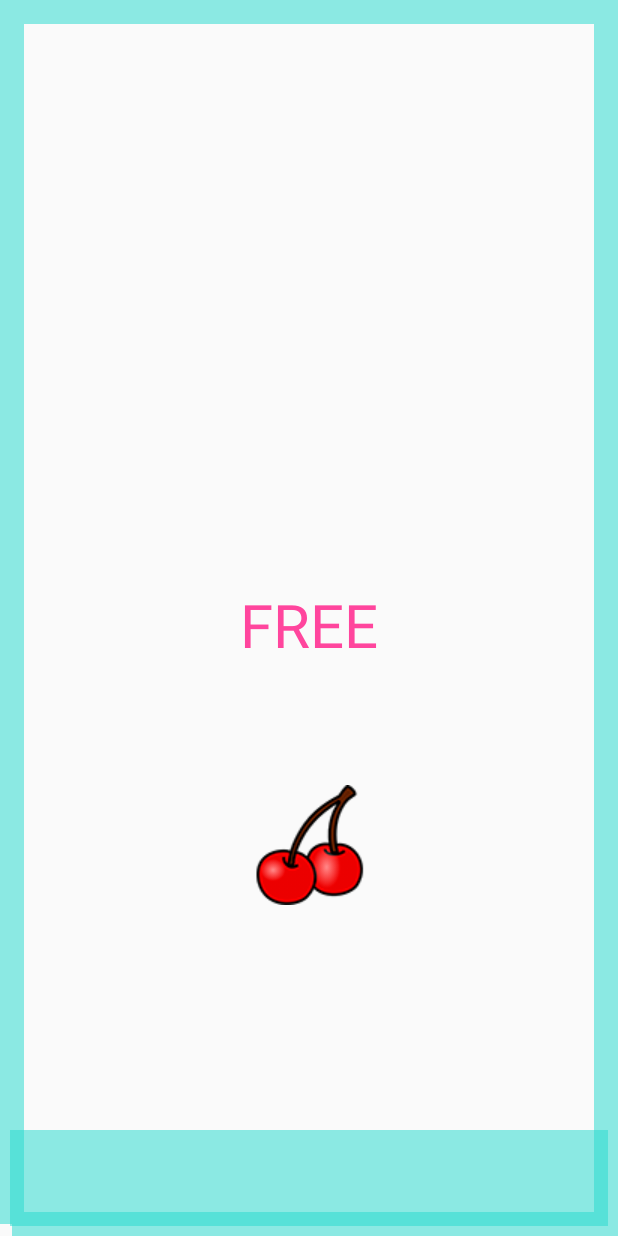
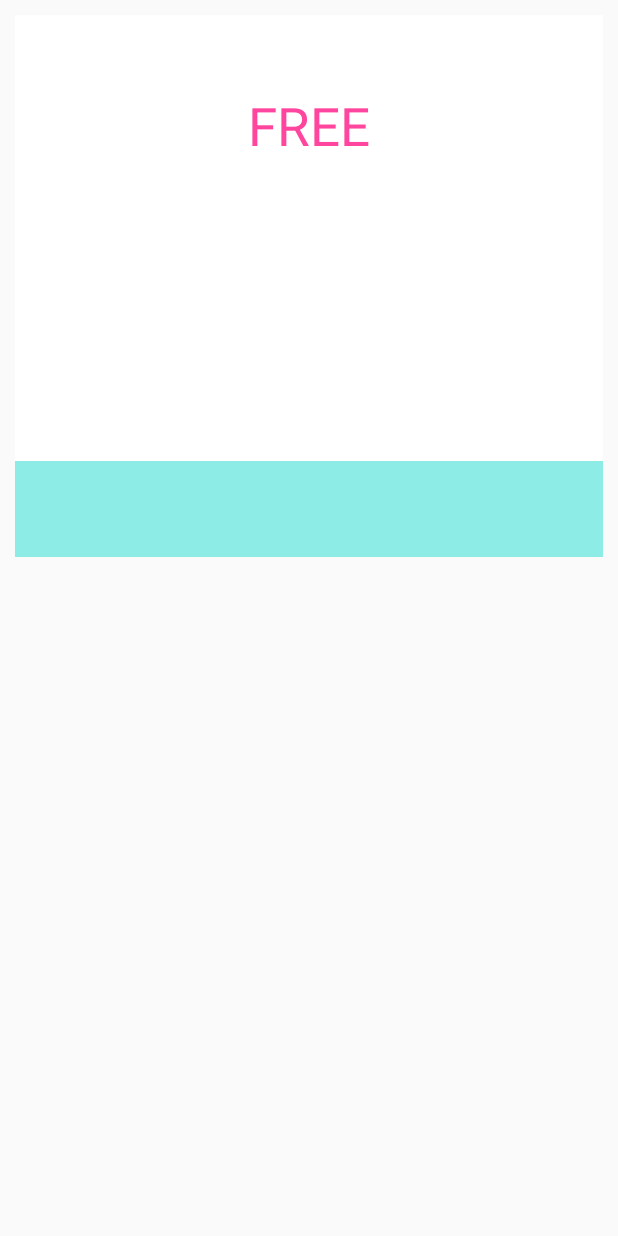
Before and after one commit to aachaerandio/slotMachine, an Android app: the layout fragment_claim_dialog.xml on its own in the app's theme, with its tools: preview values and no code run, on a phone screen of 412 x 824 dp. Run offline under Robolectric (Android 15) with nearby library versions, the phone set to English and light mode, and no system bars.

Commit message:
fixing dialog

```diff
--- a/app/src/main/res/layout/fragment_claim_dialog.xml
+++ b/app/src/main/res/layout/fragment_claim_dialog.xml
@@ -1,25 +1,44 @@
 <FrameLayout xmlns:android="http://schemas.android.com/apk/res/android"
     xmlns:tools="http://schemas.android.com/tools"
     android:layout_width="match_parent"
-    android:layout_height="match_parent"
-    tools:context="com.aachaerandio.slotmachine.ClaimDialogFragment"
-    android:background="@drawable/border">
+    android:layout_height="wrap_content"
+    tools:context="com.aachaerandio.slotmachine.ClaimDialogFragment">
 
     <LinearLayout
         android:layout_width="match_parent"
         android:layout_height="wrap_content"
         android:orientation="vertical"
-        android:layout_gravity="bottom">
+        android:layout_gravity="center_vertical"
+        android:background="@android:color/white"
+        android:layout_margin="10dp">
 
-        <TextView
-            android:layout_width="wrap_content"
+        <LinearLayout
+            android:layout_width="match_parent"
             android:layout_height="wrap_content"
-            android:text="FREE"
-            android:textSize="40sp"
-            android:textColor="@color/pink"
-            android:id="@+id/textView"
-            android:layout_margin="30dp"
-            android:layout_gravity="center_horizontal" />
+            android:orientation="horizontal"
+            android:layout_marginTop="30dp"
+            android:layout_marginBottom="30dp"
+            android:layout_marginRight="15dp"
+            android:layout_marginLeft="15dp"
+            android:gravity="center">
+                <TextView
+                    android:layout_width="wrap_content"
+                    android:layout_height="wrap_content"
+                    android:text="FREE"
+                    android:textSize="35sp"
+                    android:textColor="@color/pink"
+                    android:id="@+id/textView"
+                    android:layout_margin="20dp"
+                    android:layout_gravity="center_vertical" />
+
+                <TextView
+                    android:layout_width="wrap_content"
+                    android:layout_height="wrap_content"
+                    android:textSize="35sp"
+                    android:id="@+id/winner_text"
+                    android:layout_gravity="center_vertical" />
+        </LinearLayout>
+
 
         <ImageView
             android:layout_width="wrap_content"
@@ -27,8 +46,7 @@
             android:scaleType="center"
             android:layout_gravity="center_horizontal"
             android:id="@+id/dialog_image"
-            android:layout_marginTop="50dp"
-            android:background="@drawable/slot_icon_01"/>
+            android:layout_marginTop="50dp"/>
 
         <ImageView
             android:layout_width="match_parent"
@@ -36,7 +54,7 @@
             android:scaleType="center"
             android:background="@color/blue"
             android:contentDescription="@string/app_name"
-            android:layout_marginTop="150dp"
+            android:layout_marginTop="100dp"
             android:layout_gravity="bottom" />
 
     </LinearLayout>
```
Also changed, not shown: app/src/main/java/com/aachaerandio/slotmachine/ClaimDialogFragment.java (+13 -1 lines), app/src/main/java/com/aachaerandio/slotmachine/MainActivity.java (+18 -27 lines).
